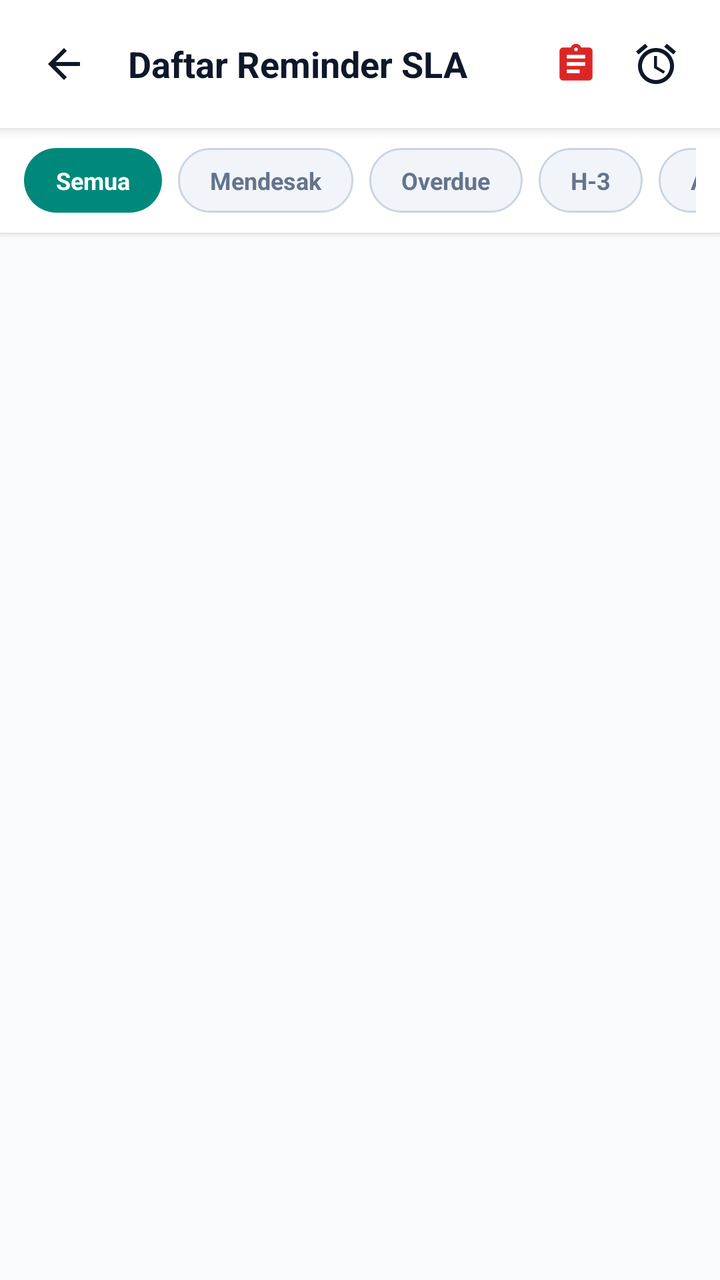
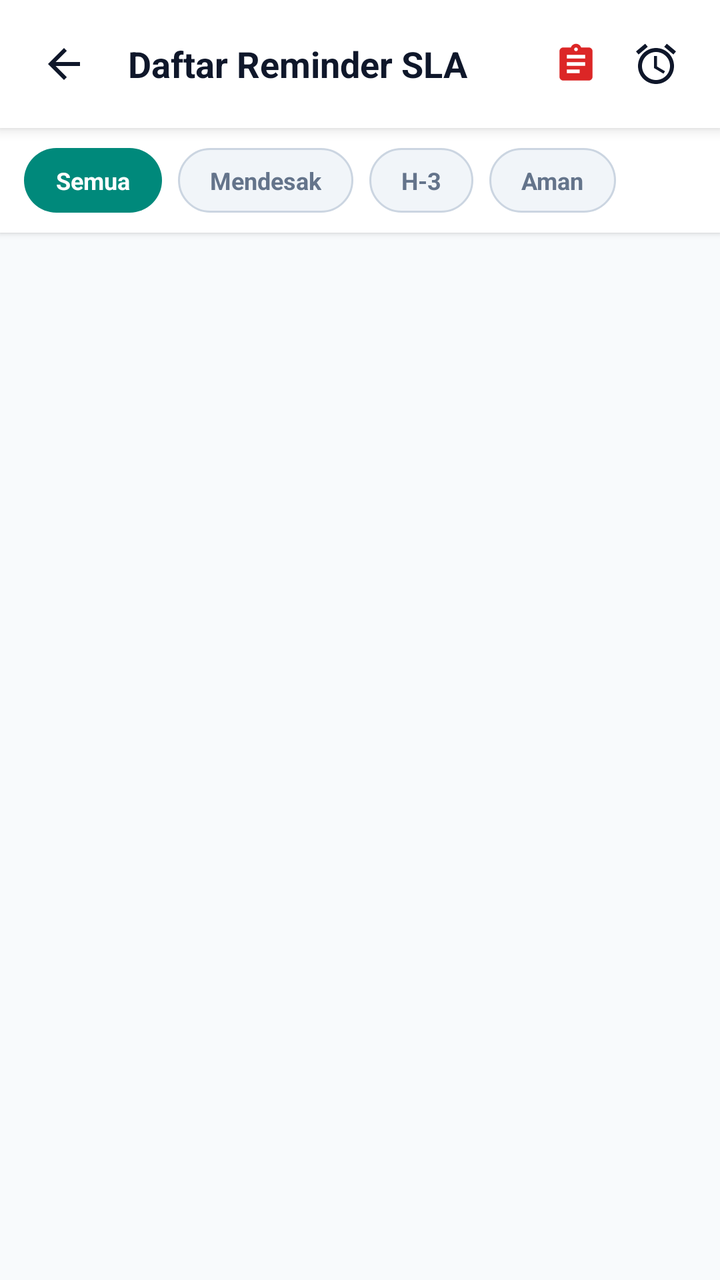

Two renders of the same Android screen: before a commit and after it. Below are the layout's source before the change and the commit's diff.
<!-- AndroidManifest.xml: application theme Theme.Reminders -->
<!-- res/layout/activity_reminder_list.xml -->
<?xml version="1.0" encoding="utf-8"?>
<androidx.constraintlayout.widget.ConstraintLayout
    xmlns:android="http://schemas.android.com/apk/res/android"
    xmlns:app="http://schemas.android.com/apk/res-auto"
    xmlns:tools="http://schemas.android.com/tools"
    android:layout_width="match_parent"
    android:layout_height="match_parent"
    android:background="#F8FAFC">

    
    <LinearLayout
        android:id="@+id/headerLayout"
        android:layout_width="match_parent"
        android:layout_height="wrap_content"
        android:orientation="horizontal"
        android:padding="16dp"
        android:background="#FFFFFF"
        android:elevation="4dp"
        android:gravity="center_vertical"
        app:layout_constraintTop_toTopOf="parent">

        <ImageView
            android:id="@+id/btnBack"
            android:layout_width="32dp"
            android:layout_height="32dp"
            android:src="@drawable/ic_back"
            android:padding="4dp"
            app:tint="#0F172A"
            android:background="?attr/selectableItemBackgroundBorderless"
            android:clickable="true"
            android:focusable="true"
            android:contentDescription="Kembali" />

        <TextView
            android:layout_width="0dp"
            android:layout_height="wrap_content"
            android:layout_marginStart="16dp"
            android:layout_weight="1"
            android:text="Daftar Reminder SLA"
            android:textColor="#0F172A"
            android:textSize="18sp"
            android:textStyle="bold" />

        <ImageView
            android:id="@+id/btnLogReminders"
            android:layout_width="32dp"
            android:layout_height="32dp"
            android:src="@drawable/ic_audit_log"
            android:padding="5dp"
            android:layout_marginEnd="8dp"
            app:tint="#DC2626"
            android:background="?attr/selectableItemBackgroundBorderless"
            android:clickable="true"
            android:focusable="true"
            android:contentDescription="Riwayat Log SLA" />

        <ImageView
            android:id="@+id/btnRefresh"
            android:layout_width="32dp"
            android:layout_height="32dp"
            android:src="@drawable/ic_alarm"
            android:padding="4dp"
            app:tint="#0F172A"
            android:background="?attr/selectableItemBackgroundBorderless"
            android:clickable="true"
            android:focusable="true"
            android:contentDescription="Refresh" />
    </LinearLayout>

    
    <HorizontalScrollView
        android:id="@+id/filterScrollView"
        android:layout_width="match_parent"
        android:layout_height="wrap_content"
        android:scrollbars="none"
        android:paddingHorizontal="12dp"
        android:paddingVertical="10dp"
        android:background="#FFFFFF"
        android:elevation="2dp"
        app:layout_constraintTop_toBottomOf="@id/headerLayout">

        <LinearLayout
            android:layout_width="wrap_content"
            android:layout_height="wrap_content"
            android:orientation="horizontal">

            
            <TextView
                android:id="@+id/chipSemua"
                android:layout_width="wrap_content"
                android:layout_height="wrap_content"
                android:layout_marginEnd="8dp"
                android:background="@drawable/bg_filter_chip_active"
                android:paddingHorizontal="16dp"
                android:paddingVertical="8dp"
                android:text="Semua"
                android:textColor="#FFFFFF"
                android:textSize="12sp"
                android:textStyle="bold"
                android:clickable="true"
                android:focusable="true" />

            
            <TextView
                android:id="@+id/chipMendesak"
                android:layout_width="wrap_content"
                android:layout_height="wrap_content"
                android:layout_marginEnd="8dp"
                android:background="@drawable/bg_filter_chip_inactive"
                android:paddingHorizontal="16dp"
                android:paddingVertical="8dp"
                android:text="Mendesak"
                android:textColor="#64748B"
                android:textSize="12sp"
                android:textStyle="bold"
                android:clickable="true"
                android:focusable="true" />

            
            <TextView
                android:id="@+id/chipOverdue"
                android:layout_width="wrap_content"
                android:layout_height="wrap_content"
                android:layout_marginEnd="8dp"
                android:background="@drawable/bg_filter_chip_inactive"
                android:paddingHorizontal="16dp"
                android:paddingVertical="8dp"
                android:text="Overdue"
                android:textColor="#64748B"
                android:textSize="12sp"
                android:textStyle="bold"
                android:clickable="true"
                android:focusable="true" />

            
            <TextView
                android:id="@+id/chipHMin3"
                android:layout_width="wrap_content"
                android:layout_height="wrap_content"
                android:layout_marginEnd="8dp"
                android:background="@drawable/bg_filter_chip_inactive"
                android:paddingHorizontal="16dp"
                android:paddingVertical="8dp"
                android:text="H-3"
                android:textColor="#64748B"
                android:textSize="12sp"
                android:textStyle="bold"
                android:clickable="true"
                android:focusable="true" />

            
            <TextView
                android:id="@+id/chipAman"
                android:layout_width="wrap_content"
                android:layout_height="wrap_content"
                android:layout_marginEnd="8dp"
                android:background="@drawable/bg_filter_chip_inactive"
                android:paddingHorizontal="16dp"
                android:paddingVertical="8dp"
                android:text="Aman"
                android:textColor="#64748B"
                android:textSize="12sp"
                android:textStyle="bold"
                android:clickable="true"
                android:focusable="true" />
        </LinearLayout>
    </HorizontalScrollView>

    
    <ProgressBar
        android:id="@+id/progressBarMain"
        android:layout_width="wrap_content"
        android:layout_height="wrap_content"
        android:visibility="gone"
        app:layout_constraintTop_toBottomOf="@id/filterScrollView"
        app:layout_constraintBottom_toBottomOf="parent"
        app:layout_constraintStart_toStartOf="parent"
        app:layout_constraintEnd_toEndOf="parent" />

    
    <LinearLayout
        android:id="@+id/layoutEmptyState"
        android:layout_width="wrap_content"
        android:layout_height="wrap_content"
        android:orientation="vertical"
        android:gravity="center"
        android:visibility="gone"
        android:padding="24dp"
        app:layout_constraintTop_toBottomOf="@id/filterScrollView"
        app:layout_constraintBottom_toBottomOf="parent"
        app:layout_constraintStart_toStartOf="parent"
        app:layout_constraintEnd_toEndOf="parent">

        <ImageView
            android:layout_width="64dp"
            android:layout_height="64dp"
            android:src="@drawable/ic_alarm"
            app:tint="#94A3B8"
            android:contentDescription="Empty" />

        <TextView
            android:id="@+id/tvEmptyMessage"
            android:layout_width="wrap_content"
            android:layout_height="wrap_content"
            android:layout_marginTop="12dp"
            android:text="Tidak ada reminder aktif"
            android:textColor="#64748B"
            android:textSize="14sp"
            android:textStyle="bold" />
    </LinearLayout>

    
    <LinearLayout
        android:id="@+id/layoutErrorState"
        android:layout_width="match_parent"
        android:layout_height="wrap_content"
        android:orientation="vertical"
        android:gravity="center"
        android:visibility="gone"
        android:padding="24dp"
        app:layout_constraintTop_toBottomOf="@id/filterScrollView"
        app:layout_constraintBottom_toBottomOf="parent"
        app:layout_constraintStart_toStartOf="parent"
        app:layout_constraintEnd_toEndOf="parent">

        <TextView
            android:id="@+id/tvErrorMessage"
            android:layout_width="wrap_content"
            android:layout_height="wrap_content"
            android:text="Gagal memuat data reminder"
            android:textAlignment="center"
            android:textColor="#DC2626"
            android:textSize="14sp" />

        <com.google.android.material.button.MaterialButton
            android:id="@+id/btnRetry"
            android:layout_width="wrap_content"
            android:layout_height="wrap_content"
            android:layout_marginTop="12dp"
            android:text="Coba Lagi"
            app:backgroundTint="#00897B"
            app:cornerRadius="8dp" />
    </LinearLayout>

    
    <androidx.recyclerview.widget.RecyclerView
        android:id="@+id/rvReminders"
        android:layout_width="match_parent"
        android:layout_height="0dp"
        android:paddingTop="12dp"
        android:paddingBottom="12dp"
        android:clipToPadding="false"
        app:layout_constraintTop_toBottomOf="@id/filterScrollView"
        app:layout_constraintBottom_toTopOf="@id/progressBarBottom"
        tools:listitem="@layout/item_reminder_card" />

    
    <ProgressBar
        android:id="@+id/progressBarBottom"
        android:layout_width="32dp"
        android:layout_height="32dp"
        android:layout_marginVertical="8dp"
        android:visibility="gone"
        app:layout_constraintBottom_toBottomOf="parent"
        app:layout_constraintStart_toStartOf="parent"
        app:layout_constraintEnd_toEndOf="parent" />

</androidx.constraintlayout.widget.ConstraintLayout>
<!-- res/layout/item_reminder_card.xml (included above) -->
<?xml version="1.0" encoding="utf-8"?>
<com.google.android.material.card.MaterialCardView xmlns:android="http://schemas.android.com/apk/res/android"
    xmlns:app="http://schemas.android.com/apk/res-auto"
    android:id="@+id/cardReminder"
    android:layout_width="match_parent"
    android:layout_height="wrap_content"
    android:layout_marginHorizontal="16dp"
    android:layout_marginBottom="12dp"
    android:clickable="true"
    android:focusable="true"
    app:cardBackgroundColor="#FFFFFF"
    app:cardCornerRadius="14dp"
    app:cardElevation="2dp"
    app:strokeColor="#E2E8F0"
    app:strokeWidth="1.2dp">

    <LinearLayout
        android:layout_width="match_parent"
        android:layout_height="wrap_content"
        android:orientation="vertical"
        android:padding="16dp">

        <LinearLayout
            android:layout_width="match_parent"
            android:layout_height="wrap_content"
            android:gravity="center_vertical"
            android:orientation="horizontal">

            <ImageView
                android:id="@+id/imgReminderIcon"
                android:layout_width="20dp"
                android:layout_height="20dp"
                android:src="@drawable/ic_alarm"
                app:tint="#DC2626"
                android:contentDescription="Icon Reminder" />

            <TextView
                android:id="@+id/tvReminderJenis"
                android:layout_width="0dp"
                android:layout_height="wrap_content"
                android:layout_marginStart="8dp"
                android:layout_weight="1"
                android:text="SLA P-16"
                android:textColor="#DC2626"
                android:textSize="13sp"
                android:textStyle="bold" />

            
            <TextView
                android:id="@+id/tvReminderStatus"
                android:layout_width="wrap_content"
                android:layout_height="wrap_content"
                android:background="@drawable/bg_logout_badge"
                android:backgroundTint="#EF4444"
                android:paddingHorizontal="10dp"
                android:paddingVertical="4dp"
                android:text="Jatuh Tempo"
                android:textColor="#FFFFFF"
                android:textSize="11sp"
                android:textStyle="bold" />
        </LinearLayout>

        <TextView
            android:id="@+id/tvReminderNomor"
            android:layout_width="match_parent"
            android:layout_height="wrap_content"
            android:layout_marginTop="8dp"
            android:text="Nomor: B123-PPP"
            android:textColor="#1E293B"
            android:textSize="14sp"
            android:textStyle="bold" />

        <TextView
            android:id="@+id/tvReminderTersangka"
            android:layout_width="match_parent"
            android:layout_height="wrap_content"
            android:layout_marginTop="3dp"
            android:text="Tersangka: -"
            android:textColor="#475569"
            android:textSize="12sp" />

        <TextView
            android:id="@+id/tvReminderTahap"
            android:layout_width="match_parent"
            android:layout_height="wrap_content"
            android:layout_marginTop="3dp"
            android:text="Tahap Pra Penuntutan (PRATUT)"
            android:textColor="#64748B"
            android:textSize="12sp" />

        <View
            android:layout_width="match_parent"
            android:layout_height="1dp"
            android:layout_marginTop="10dp"
            android:layout_marginBottom="10dp"
            android:background="#F1F5F9" />

        <LinearLayout
            android:layout_width="match_parent"
            android:layout_height="wrap_content"
            android:orientation="horizontal">

            <TextView
                android:layout_width="wrap_content"
                android:layout_height="wrap_content"
                android:text="Deadline:"
                android:textColor="#94A3B8"
                android:textSize="11sp" />

            <TextView
                android:id="@+id/tvReminderDeadline"
                android:layout_width="wrap_content"
                android:layout_height="wrap_content"
                android:layout_marginStart="4dp"
                android:text="08 Okt 2026"
                android:textColor="#334155"
                android:textSize="11sp"
                android:textStyle="bold" />

            <View
                android:layout_width="0dp"
                android:layout_height="1dp"
                android:layout_weight="1" />

            <TextView
                android:id="@+id/tvReminderSisaHari"
                android:layout_width="wrap_content"
                android:layout_height="wrap_content"
                android:text="Sisa: 0 Hari"
                android:textColor="#DC2626"
                android:textSize="11sp"
                android:textStyle="bold" />
        </LinearLayout>
    </LinearLayout>
</com.google.android.material.card.MaterialCardView>
<!-- resources referenced by this layout -->
<resources>
  <!-- drawable bg_filter_chip_active (drawable) -->
  <?xml version="1.0" encoding="utf-8"?>
  <shape xmlns:android="http://schemas.android.com/apk/res/android"
      android:shape="rectangle">
      <solid android:color="#00897B" />
      <corners android:radius="20dp" />
  </shape>
  <!-- drawable bg_filter_chip_inactive (drawable) -->
  <?xml version="1.0" encoding="utf-8"?>
  <shape xmlns:android="http://schemas.android.com/apk/res/android"
      android:shape="rectangle">
      <solid android:color="#F1F5F9" />
      <stroke android:width="1dp" android:color="#CBD5E1" />
      <corners android:radius="20dp" />
  </shape>
  <!-- drawable bg_logout_badge (drawable) -->
  <?xml version="1.0" encoding="utf-8"?>
  <ripple xmlns:android="http://schemas.android.com/apk/res/android"
      android:color="#40FFFFFF">
      <item>
          <shape android:shape="rectangle">
              <corners android:radius="20dp" />
              <solid android:color="#33EF4444" />
              <stroke android:width="1dp" android:color="#80EF4444" />
          </shape>
      </item>
  </ripple>
  <!-- drawable ic_alarm (drawable) -->
  <vector xmlns:android="http://schemas.android.com/apk/res/android"
      android:width="24dp"
      android:height="24dp"
      android:viewportWidth="24"
      android:viewportHeight="24">
    <path
        android:fillColor="#000000"
        android:pathData="M22,5.72l-4.6,-3.86-1.29,1.53 4.6,3.86zM7.88,3.39L6.6,1.86 2,5.72l1.29,1.53zM12.5,8H11v6l4.75,2.85 0.75,-1.23 -4,-2.37zM12,4c-4.97,0 -9,4.03 -9,9s4.03,9 9,9 9,-4.03 9,-9 -4.03,-9 -9,-9zm0,16c-3.86,0 -7,-3.14 -7,-7s3.14,-7 7,-7 7,3.14 7,7 -3.14,7 -7,7z"/>
  </vector>
  <!-- drawable ic_audit_log (drawable) -->
  <vector xmlns:android="http://schemas.android.com/apk/res/android"
      android:width="24dp"
      android:height="24dp"
      android:viewportWidth="24"
      android:viewportHeight="24">
      <path
          android:fillColor="#000000"
          android:pathData="M19,3h-4.18C14.4,1.84 13.3,1 12,1c-1.3,0 -2.4,0.84 -2.82,2H5c-1.1,0 -2,0.9 -2,2v14c0,1.1 0.9,2 2,2h14c1.1,0 2,-0.9 2,-2V5c0,-1.1 -0.9,-2 -2,-2zm-7,0c0.55,0 1,0.45 1,1s-0.45,1 -1,1 -1,-0.45 -1,-1 0.45,-1 1,-1zm2,14H7v-2h7v2zm3,-4H7v-2h10v2zm0,-4H7V7h10v2z"/>
  </vector>
  <!-- drawable ic_back (drawable) -->
  <vector xmlns:android="http://schemas.android.com/apk/res/android"
      android:width="24dp"
      android:height="24dp"
      android:viewportWidth="24"
      android:viewportHeight="24">
    <path
        android:fillColor="#FF000000"
        android:pathData="M20,11H7.83l5.59,-5.59L12,4l-8,8 8,8 1.41,-1.41L7.83,13H20v-2z"/>
  </vector>
  <style name="Theme.Reminders" parent="Base.Theme.Reminders" />
  <style name="Base.Theme.Reminders" parent="Theme.Material3.DayNight.NoActionBar">
          
          
      </style>
</resources>

<!-- the commit's change to res/layout/activity_reminder_list.xml (unified diff, before → after) -->
@@ -116,21 +116,6 @@
                 android:clickable="true"
                 android:focusable="true" />
 
-            
-            <TextView
-                android:id="@+id/chipOverdue"
-                android:layout_width="wrap_content"
-                android:layout_height="wrap_content"
-                android:layout_marginEnd="8dp"
-                android:background="@drawable/bg_filter_chip_inactive"
-                android:paddingHorizontal="16dp"
-                android:paddingVertical="8dp"
-                android:text="Overdue"
-                android:textColor="#64748B"
-                android:textSize="12sp"
-                android:textStyle="bold"
-                android:clickable="true"
-                android:focusable="true" />
 
             
             <TextView
